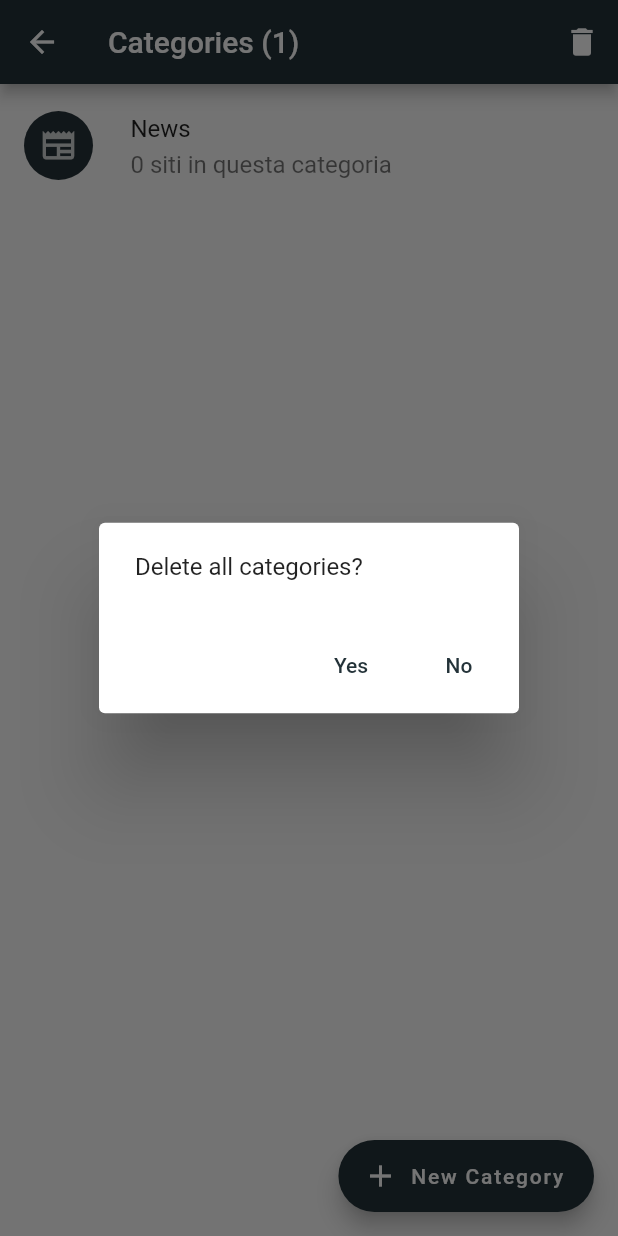
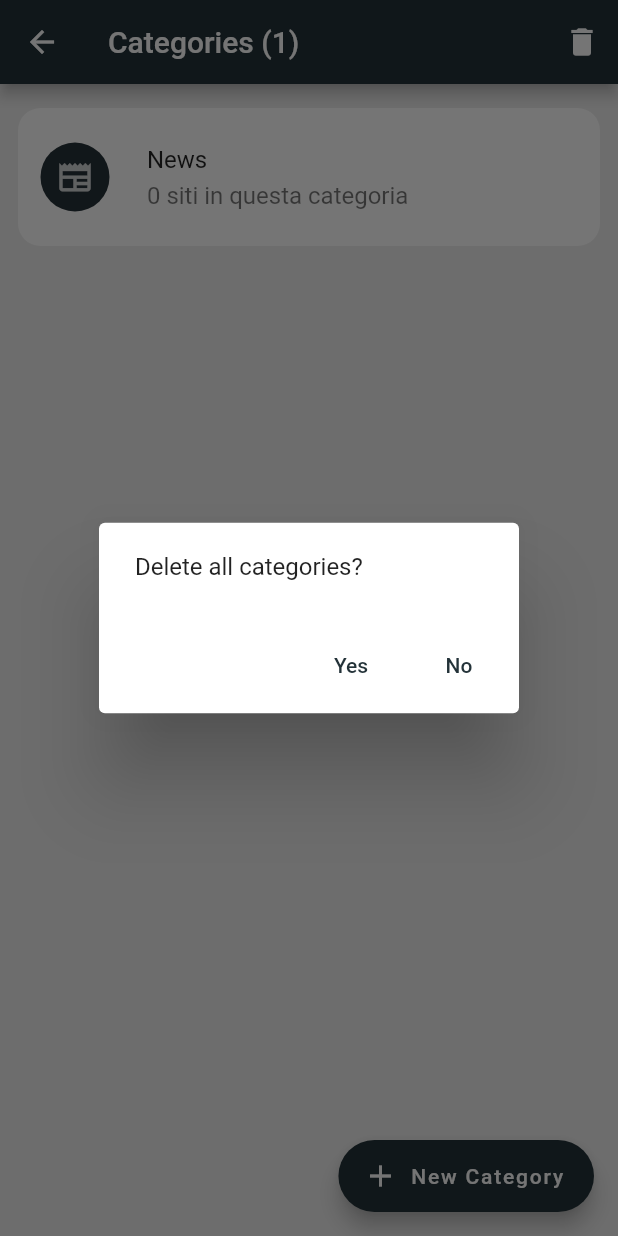
Before and after one commit to And96/RssAggregatorFlutter, a Flutter app: the CategoriesPage screen opened directly, after a tap on the "delete" icon, on a phone screen of 412 x 824 dp. Run offline on Flutter 3.47's test engine with Material 2 defaults, Android fonts, the phone set to English and light mode, and no system bars; our stand-ins replace cached_network_image, card_loading, flutter_cache_manager, flutter_phoenix, flutter_spinkit, intro_slider and 7 more; missing offline and left inert: animate_icons, any_link_preview, favicon, feed_finder, flutter_awesome_select, flutter_carousel_slider and 4 more; accounts and stored records are empty.

Commit message:
Change list layout to card everywhere

```diff
--- a/lib/screens/categories_page.dart
+++ b/lib/screens/categories_page.dart
@@ -378,17 +378,36 @@ class _CategoriesPageState extends State<CategoriesPage>
       body: Stack(
         children: [
           isLoading == false
-              ? Padding(
-                  padding: const EdgeInsets.only(top: 5),
-                  child: ListView.separated(
+              ? Container(
+                  color: darkMode
+                      ? ThemeColor.dark1.withAlpha(120)
+                      : ThemeColor.light1,
+                  padding: const EdgeInsets.only(top: 9),
+                  child: ListView.builder(
                       itemCount: categoriesList.items.length,
-                      separatorBuilder: (context, index) {
+                      /*separatorBuilder: (context, index) {
                         return const Divider();
-                      },
+                      },*/
                       itemBuilder: (BuildContext context, index) {
                         final item = categoriesList.items[index];
                         return InkWell(
+                            child: Card(
+                          margin: const EdgeInsets.only(
+                              left: 12, right: 12, top: 7, bottom: 7),
+                          clipBehavior: Clip.antiAlias,
+                          shape: RoundedRectangleBorder(
+                            side: const BorderSide(
+                              color: Colors.transparent,
+                              width: 0.0,
+                            ),
+                            borderRadius: BorderRadius.circular(15.0),
+                          ),
+                          elevation: 0,
+                          color: darkMode ? Colors.transparent : Colors.white,
+                          shadowColor: darkMode ? Colors.black : Colors.white,
                           child: ListTile(
+                            contentPadding: const EdgeInsets.only(
+                                left: 15, right: 15, top: 10, bottom: 10),
                             minLeadingWidth: 55,
                             leading: Stack(
                               clipBehavior: Clip.none,
@@ -452,7 +471,7 @@ class _CategoriesPageState extends State<CategoriesPage>
                                       });
                             },
                           ),
-                        );
+                        ));
                       }))
               : Center(
                   child: Column(
```
Also changed, not shown: lib/screens/recommended_categories_page.dart (+4 -8 lines), lib/screens/recommended_sites_page.dart (+28 -6 lines), lib/screens/sites_page.dart (+42 -13 lines).
